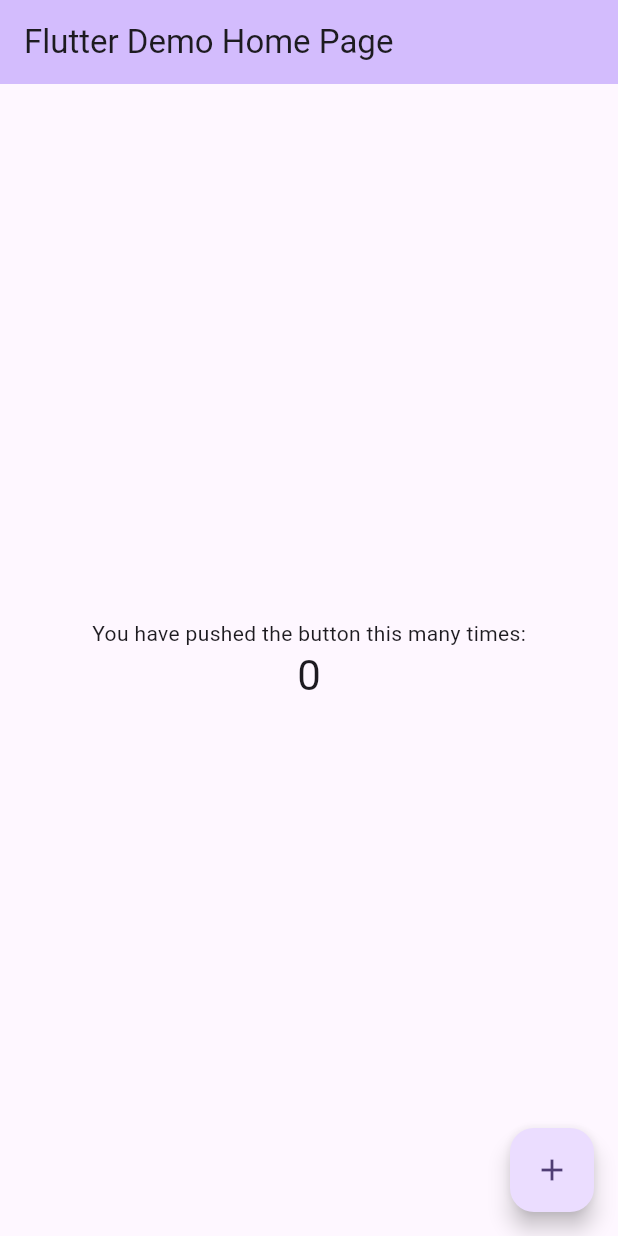
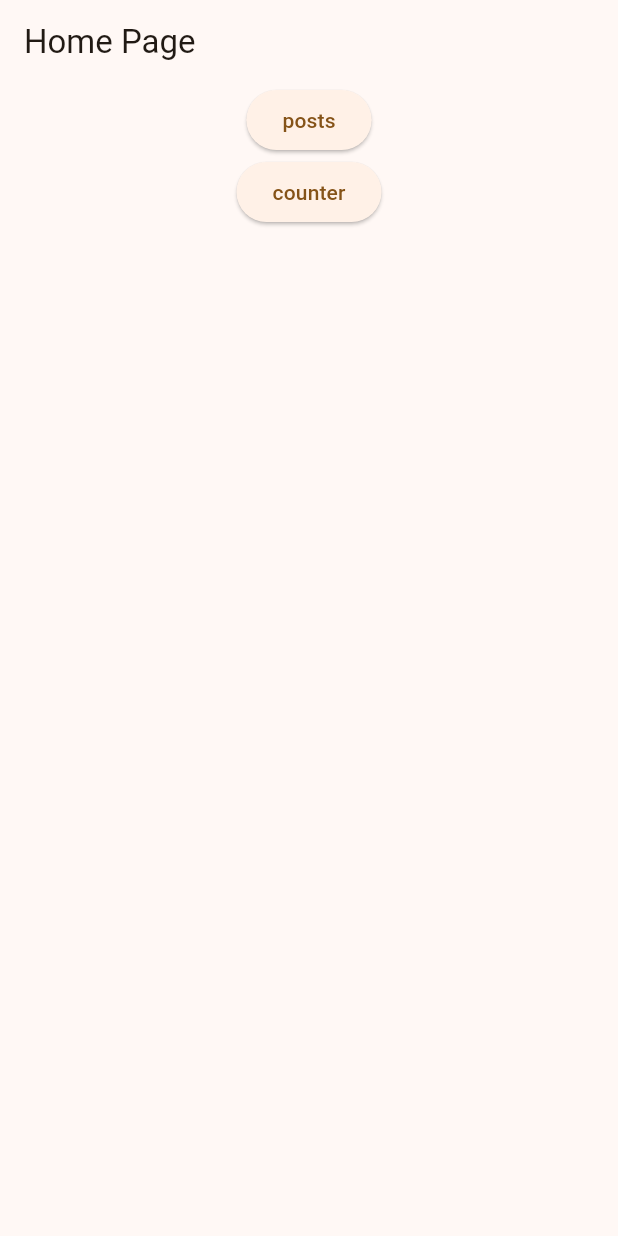
Before and after one commit to koshitake2m2/playground_flutter, a Flutter app: the screen it shows after launch, on a phone screen of 412 x 824 dp. Run offline on Flutter 3.47's test engine with Material 3 defaults, Android fonts, the phone set to English and light mode, and no system bars; our stand-ins replace drift, go_router, sqlite3_flutter_libs, webview_flutter; missing offline and left inert: sqlite3; accounts and stored records are empty; generated files the repository leaves out were written again.

Commit message:
add pages

```diff
--- a/articles_app/lib/main.dart
+++ b/articles_app/lib/main.dart
@@ -1,3 +1,4 @@
+import 'package:articles_app/router/router.dart';
 import 'package:articles_app/src/utils/log.dart';
 import 'package:flutter/material.dart';
 
@@ -20,121 +21,15 @@ void main() async {
 class MyApp extends StatelessWidget {
   const MyApp({super.key});
 
-  // This widget is the root of your application.
   @override
   Widget build(BuildContext context) {
-    return MaterialApp(
+    return MaterialApp.router(
       title: 'Flutter Demo',
       theme: ThemeData(
-        // This is the theme of your application.
-        //
-        // TRY THIS: Try running your application with "flutter run". You'll see
-        // the application has a purple toolbar. Then, without quitting the app,
-        // try changing the seedColor in the colorScheme below to Colors.green
-        // and then invoke "hot reload" (save your changes or press the "hot
-        // reload" button in a Flutter-supported IDE, or press "r" if you used
-        // the command line to start the app).
-        //
-        // Notice that the counter didn't reset back to zero; the application
-        // state is not lost during the reload. To reset the state, use hot
-        // restart instead.
-        //
-        // This works for code too, not just values: Most code changes can be
-        // tested with just a hot reload.
-        colorScheme: ColorScheme.fromSeed(seedColor: Colors.deepPurple),
+        colorScheme: ColorScheme.fromSeed(seedColor: Colors.orange),
         useMaterial3: true,
       ),
-      home: const MyHomePage(title: 'Flutter Demo Home Page'),
+      routerConfig: router,
     );
   }
 }
-
-class MyHomePage extends StatefulWidget {
-  const MyHomePage({super.key, required this.title});
-
-  // This widget is the home page of your application. It is stateful, meaning
-  // that it has a State object (defined below) that contains fields that affect
-  // how it looks.
-
-  // This class is the configuration for the state. It holds the values (in this
-  // case the title) provided by the parent (in this case the App widget) and
-  // used by the build method of the State. Fields in a Widget subclass are
-  // always marked "final".
-
-  final String title;
-
-  @override
-  State<MyHomePage> createState() => _MyHomePageState();
-}
-
-class _MyHomePageState extends State<MyHomePage> {
-  int _counter = 0;
-
-  void _incrementCounter() {
-    setState(() {
-      // This call to setState tells the Flutter framework that something has
-      // changed in this State, which causes it to rerun the build method below
-      // so that the display can reflect the updated values. If we changed
-      // _counter without calling setState(), then the build method would not be
-      // called again, and so nothing would appear to happen.
-
-      Log.info("count: $_counter");
-      _counter++;
-    });
-  }
-
-  @override
-  Widget build(BuildContext context) {
-    // This method is rerun every time setState is called, for instance as done
-    // by the _incrementCounter method above.
-    //
-    // The Flutter framework has been optimized to make rerunning build methods
-    // fast, so that you can just rebuild anything that needs updating rather
-    // than having to individually change instances of widgets.
-    return Scaffold(
-      appBar: AppBar(
-        // TRY THIS: Try changing the color here to a specific color (to
-        // Colors.amber, perhaps?) and trigger a hot reload to see the AppBar
-        // change color while the other colors stay the same.
-        backgroundColor: Theme.of(context).colorScheme.inversePrimary,
-        // Here we take the value from the MyHomePage object that was created by
-        // the App.build method, and use it to set our appbar title.
-        title: Text(widget.title),
-      ),
-      body: Center(
-        // Center is a layout widget. It takes a single child and positions it
-        // in the middle of the parent.
-        child: Column(
-          // Column is also a layout widget. It takes a list of children and
-          // arranges them vertically. By default, it sizes itself to fit its
-          // children horizontally, and tries to be as tall as its parent.
-          //
-          // Column has various properties to control how it sizes itself and
-          // how it positions its children. Here we use mainAxisAlignment to
-          // center the children vertically; the main axis here is the vertical
-          // axis because Columns are vertical (the cross axis would be
-          // horizontal).
-          //
-          // TRY THIS: Invoke "debug painting" (choose the "Toggle Debug Paint"
-          // action in the IDE, or press "p" in the console), to see the
-          // wireframe for each widget.
-          mainAxisAlignment: MainAxisAlignment.center,
-          children: <Widget>[
-            const Text(
-              'You have pushed the button this many times:',
-            ),
-            Text(
-              '$_counter',
-              style: Theme.of(context).textTheme.headlineMedium,
-            ),
-          ],
-        ),
-      ),
-      floatingActionButton: FloatingActionButton(
-        onPressed: _incrementCounter,
-        tooltip: 'Increment',
-        child: const Icon(Icons.add),
-      ), // This trailing comma makes auto-formatting nicer for build methods.
-    );
-  }
-}
--- /dev/null
+++ b/articles_app/lib/router/router.dart
@@ -0,0 +1,33 @@
+import 'package:articles_app/src/pages/counter_page.dart';
+import 'package:articles_app/src/pages/home_page.dart';
+import 'package:articles_app/src/pages/posts_page.dart';
+import 'package:flutter/material.dart';
+
+import 'package:go_router/go_router.dart';
+
+final GoRouter router = GoRouter(
+  routes: <RouteBase>[
+    GoRoute(
+      path: '/',
+      builder: (BuildContext context, GoRouterState state) {
+        return const HomePage();
+      },
+      routes: <RouteBase>[
+        GoRoute(
+          path: 'posts',
+          builder: (BuildContext context, GoRouterState state) {
+            return const PostsPage();
+          },
+        ),
+        GoRoute(
+          path: 'counter',
+          builder: (BuildContext context, GoRouterState state) {
+            return const CounterPage(
+              title: 'COUNTER',
+            );
+          },
+        ),
+      ],
+    ),
+  ],
+);
--- /dev/null
+++ b/articles_app/lib/src/pages/home_page.dart
@@ -0,0 +1,29 @@
+import 'package:flutter/material.dart';
+import 'package:go_router/go_router.dart';
+
+class HomePage extends StatelessWidget {
+  const HomePage({super.key});
+
+  @override
+  Widget build(BuildContext context) {
+    return Scaffold(
+      appBar: AppBar(title: const Text('Home Page')),
+      body: Column(
+        children: [
+          Center(
+            child: ElevatedButton(
+              onPressed: () => context.go('/posts'),
+              child: const Text('posts'),
+            ),
+          ),
+          Center(
+            child: ElevatedButton(
+              onPressed: () => context.go('/counter'),
+              child: const Text('counter'),
+            ),
+          )
+        ],
+      ),
+    );
+  }
+}
```
Also changed, not shown: articles_app/lib/src/pages/counter_page.dart (added, +51 -0 lines), articles_app/lib/src/pages/posts_page.dart (added, +19 -0 lines), 1 other file.
